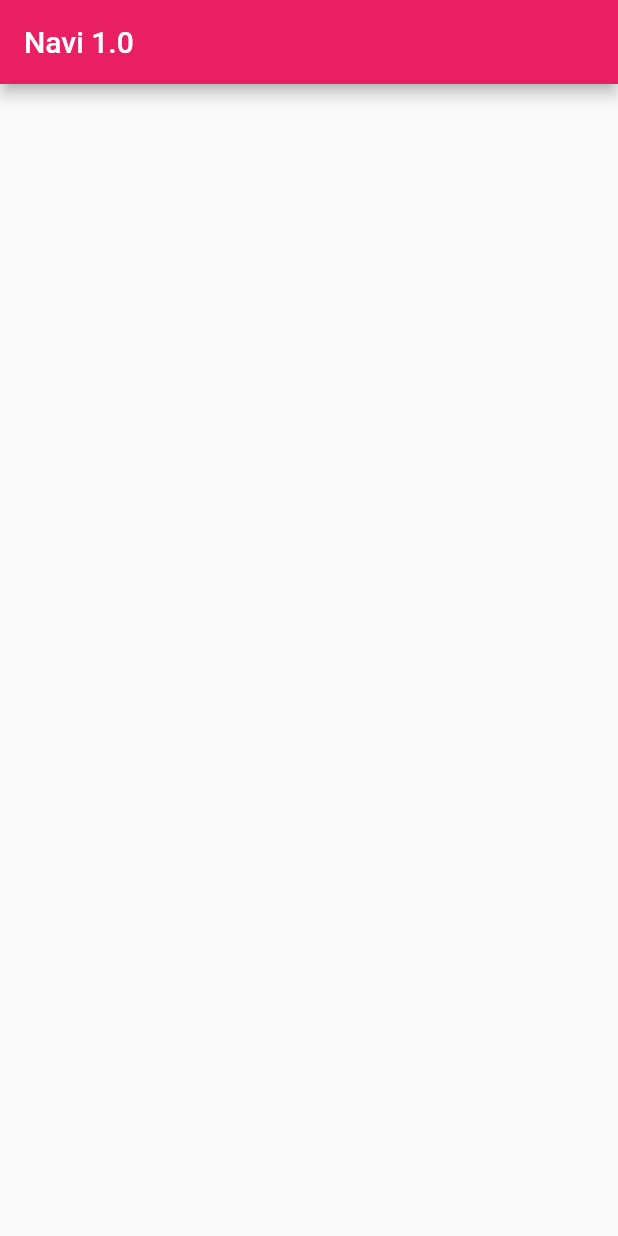
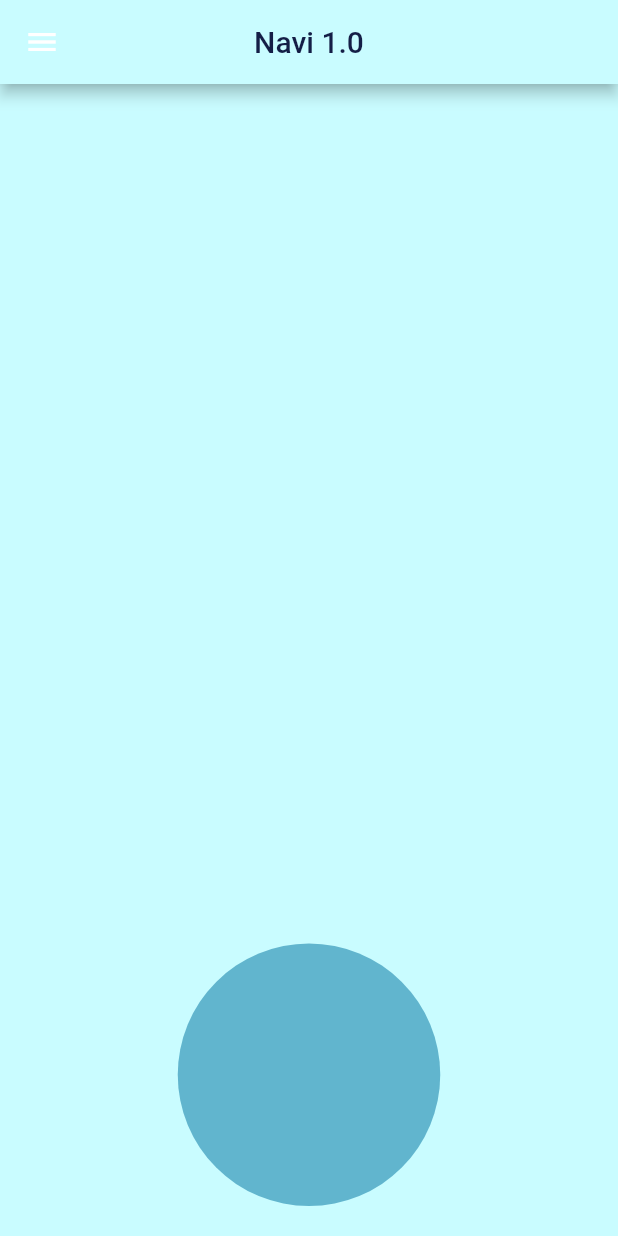
Before and after one commit to LocketteDev/navi_v1, a Flutter app: the screen it shows after launch, on a phone screen of 412 x 824 dp. Run offline on Flutter 3.47's test engine with Material 2 defaults, Android fonts, the phone set to English and light mode, and no system bars.

Commit message:
created color palette, added circular container to home page

```diff
--- a/lib/home_page.dart
+++ b/lib/home_page.dart
@@ -1,4 +1,5 @@
 import 'package:flutter/material.dart';
+import 'package:navi_v1/palette.dart';
 
 class HomePage extends StatefulWidget {
   const HomePage({super.key});
@@ -8,11 +9,37 @@ class HomePage extends StatefulWidget {
 }
 
 class _HomePageState extends State<HomePage> {
+
+  double circleVal=175;
+
   @override
   Widget build(BuildContext context) {
     return Scaffold(
-      appBar: AppBar( title: const Text('Navi 1.0')
+      appBar: AppBar(
+        title: const Text('Navi 1.0', style: TextStyle(color: palette.dark2lue)),
+        leading: const Icon(Icons.menu),
+        centerTitle: true,
       ),
+      body:
+        Align(
+          alignment: AlignmentDirectional.bottomCenter,
+          child: Stack(
+                children: [
+                    Padding(
+                      padding: const EdgeInsets.all(20),
+                      child: Container(
+                        height: circleVal,
+                        width: circleVal,
+                        margin: const EdgeInsets.only(top: 4),
+                        decoration: const BoxDecoration(
+                          color: palette.dark1Blue,
+                          shape: BoxShape.circle,
+                        ),
+                      ),
+                    ),
+                ]
+              ),
+        )
     );
   }
 }
--- a/lib/main.dart
+++ b/lib/main.dart
@@ -1,4 +1,5 @@
 import 'package:flutter/material.dart';
+import 'palette.dart';
 import 'home_page.dart';
 
 void main() {
@@ -12,9 +13,13 @@ class MyApp extends StatelessWidget {
   Widget build(BuildContext context) {
     return MaterialApp(
       debugShowCheckedModeBanner: false,
-      title: 'Navi',
       theme: ThemeData(
+        useMaterial3: false,
         primarySwatch: Colors.pink,
+        scaffoldBackgroundColor: palette.light2Blue,
+        appBarTheme: const AppBarTheme(
+          backgroundColor: palette.light2Blue,
+        )
       ),
       home: const HomePage(),
     );
--- /dev/null
+++ b/lib/palette.dart
@@ -0,0 +1,11 @@
+import 'package:flutter/material.dart';
+
+class palette {
+  static const Color light1Blue = Color.fromRGBO(229,253,255, 1);
+  static const Color light2Blue = Color.fromRGBO(201,252,255, 1);
+  static const Color dark1Blue = Color.fromRGBO(97,181,206, 1);
+  static const Color dark2lue = Color.fromRGBO(20,30,70, 1);
+  static const Color brightBlue = Color.fromRGBO(69, 213, 248, 1);
+  static const Color brightGreen = Color.fromRGBO(63, 168, 124, 1);
+
+}
--- a/lib/pallete.dart
+++ /dev/null
@@ -1,13 +0,0 @@
-import 'package:flutter/material.dart';
-
-class Pallete {
-  static const Color mainFontColor = Color.fromRGBO(19, 61, 95, 1);
-  static const Color firstSuggestionBoxColor = Color.fromRGBO(165, 231, 244, 1);
-  static const Color secondSuggestionBoxColor =
-  Color.fromRGBO(157, 202, 235, 1);
-  static const Color thirdSuggestionBoxColor = Color.fromRGBO(162, 238, 239, 1);
-  static const Color assistantCircleColor = Color.fromRGBO(209, 243, 249, 1);
-  static const Color borderColor = Color.fromRGBO(200, 200, 200, 1);
-  static const Color blackColor = Colors.black;
-  static const Color whiteColor = Colors.white;
-}
```
Also changed, not shown: assets/images/naviSprite.png (added).
